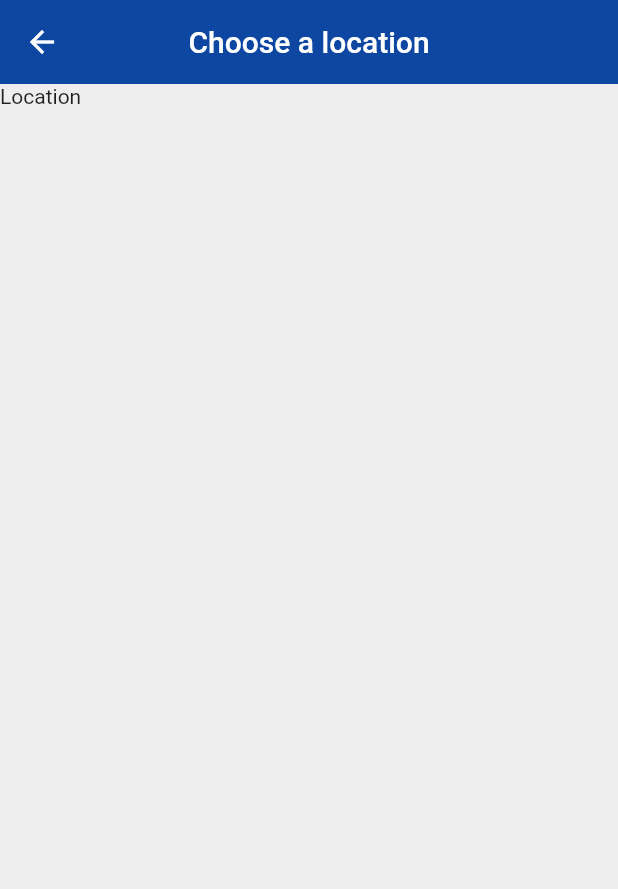
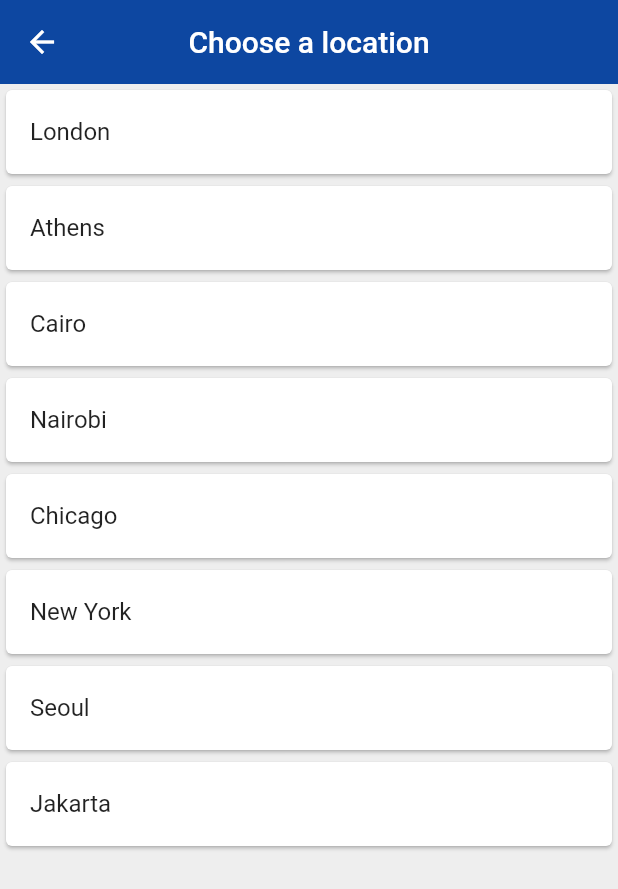
Before and after one commit to MayuRuru/flu_test, a Flutter app: the ChooseLocation screen opened by its route, on a phone screen of 412 x 824 dp. Shown: the top 889 px of the screen. Run offline on Flutter 3.47's test engine with Material 2 defaults, Android fonts, the light colour scheme and no system bars; our stand-ins replace flutter_spinkit; network calls fail; statements that could not run were skipped.

Commit message:
background image and tile list

```diff
--- a/lib/WeatherApp/Pages/choose_location.dart
+++ b/lib/WeatherApp/Pages/choose_location.dart
@@ -1,4 +1,5 @@
 import 'package:flutter/material.dart';
+import 'package:firstflut/WeatherApp/Services/world_time.dart';
 
 class ChooseLocation extends StatefulWidget {
   const ChooseLocation({Key? key}) : super(key: key);
@@ -8,6 +9,17 @@ class ChooseLocation extends StatefulWidget {
 }
 
 class _ChooseLocationState extends State<ChooseLocation> {
+
+  List<WorldTime> locations = [
+    WorldTime(url: 'Europe/London', location: 'London', flag: 'uk.png'),
+    WorldTime(url: 'Europe/Athens', location: 'Athens', flag: 'greece.png'),
+    WorldTime(url: 'Africa/Cairo', location: 'Cairo', flag: 'egypt.png'),
+    WorldTime(url: 'Africa/Nairobi', location: 'Nairobi', flag: 'kenya.png'),
+    WorldTime(url: 'America/Chicago', location: 'Chicago', flag: 'usa.png'),
+    WorldTime(url: 'America/New_York', location: 'New York', flag: 'usa.png'),
+    WorldTime(url: 'Asia/Seoul', location: 'Seoul', flag: 'south_korea.png'),
+    WorldTime(url: 'Asia/Jakarta', location: 'Jakarta', flag: 'indonesia.png'),
+  ];
 
   @override
   Widget build(BuildContext context) {
@@ -20,7 +32,17 @@ class _ChooseLocationState extends State<ChooseLocation> {
         centerTitle: true,
         elevation: 0,
       ),
-      body: Text('Location'),
+      body: ListView.builder(
+        itemCount: locations.length,
+          itemBuilder: (context, index){
+          return Card(
+            child: ListTile(
+              onTap: (){},
+              title: Text(locations[index].location),
+            ),
+          );
+          }
+      ),
     );
   }
 }
--- a/lib/WeatherApp/Services/world_time.dart
+++ b/lib/WeatherApp/Services/world_time.dart
@@ -1,29 +1,41 @@
 import 'package:http/http.dart';
 import 'dart:convert';
+import 'package:intl/intl.dart';
 
 class WorldTime {
-  String? location;
-  String? time;
-  String? flag;
-  String? url;
+  String location;
+  late String time;
+  String flag;
+  String url;
+  late bool isDaytime;
 
-  WorldTime( {this.location, this.flag, this.url})
+  WorldTime({required this.location, required this.flag, required this.url});
 
-  //because it is asyinc and we are awaiting in other component 'Future'- a promise:
+  //because it is async and we are awaiting in other component 'Future'- a temporary placeholder a promise:
   Future<void> getTime() async {
+    try {
+      Response response =
+          await get(Uri(path: "http://worldtimeapi.org/api/timezone/$url"));
+      Map data = jsonDecode(response.body);
 
-    Response response = await get("http://worldtimeapi.org/api/timezone/$url");
-    Map data = jsonDecode(response.body);
+      String datetime = data['datetime'];
+      String offset = data['utc_offset'].substring(1, 3);
 
-    String datetime = data['datetime'];
-    String offset = data['utc_offset'].substring(1,3);
+      //create a Date Time object passing properties we got from the data:
+      DateTime now =
+          DateTime.parse(datetime); //String to convert to object datetime
+      now = now.add(Duration(hours: int.parse(offset)));
 
-    //create a Date Time object:
-    DateTime now = DateTime.parse(datetime); //String to convert to object datetime
-    now = now.add(Duration(hours: int.parse(offset)));
+      //ternary for day or night:
+      isDaytime = now.hour > 6 && now.hour < 20 ? true : false;
 
-    //set the time property:
-    time = now.toString();
+      //set the time property:
+      //time = now.toString();
+      //with the intl package to format it nicer:
+      time = DateFormat.jm().format(now);
+    } catch (e) {
+      print('there is an error! : $e');
+      time = 'could not get time data';
+    }
   }
-
 }
--- a/pubspec.yaml
+++ b/pubspec.yaml
@@ -30,6 +30,8 @@ dependencies:
   flutter:
     sdk: flutter
   http: ^0.13.4
+  intl: ^0.17.0
+  flutter_spinkit: ^5.1.0
 
 
   # The following adds the Cupertino Icons font to your application.
@@ -60,7 +62,7 @@ flutter:
 
   # To add assets to your application, add an assets section, like this:
   assets:
-    - assets/avatar.jpg
+    - assets/
 
   # An image asset can refer to one or more resolution-specific "variants", see
   # https://flutter.dev/assets-and-images/#resolution-aware
```
Also changed, not shown: lib/WeatherApp/Pages/home.dart (+56 -2 lines), lib/WeatherApp/Pages/loading.dart (+19 -8 lines), assets/day.jpg (added), assets/night.jpg (added), pubspec.lock.
